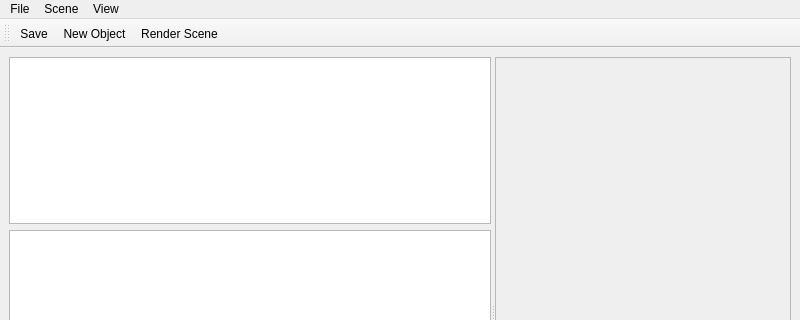
Qt form mainwindow.ui (lilianmallardeau/RayTracerGUI) before a commit; both pictures show x 0 to 800 and y 0 to 320 of the 800 by 600 pixel window.
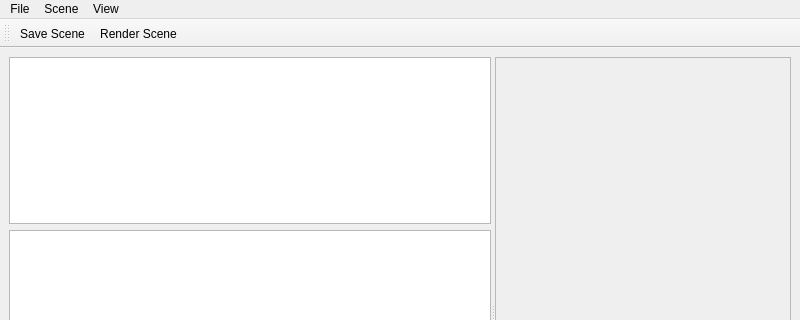
The same form after that commit.

Commit message: Added nested "New object" menu

The edit to the form file:
```diff
--- a/mainwindow.ui
+++ b/mainwindow.ui
@@ -181,7 +181,6 @@
     <bool>false</bool>
    </attribute>
    <addaction name="actionSave"/>
-   <addaction name="actionNew_Object"/>
    <addaction name="actionRender"/>
   </widget>
   <action name="action_New_Project">
@@ -196,7 +195,7 @@
   </action>
   <action name="actionSave">
    <property name="text">
-    <string>Save</string>
+    <string>Save Scene</string>
    </property>
   </action>
   <action name="actionSave_As">
@@ -229,11 +228,6 @@
     <string>Fit Window</string>
    </property>
   </action>
-  <action name="actionNew_Object">
-   <property name="text">
-    <string>New Object</string>
-   </property>
-  </action>
   <action name="actionRender">
    <property name="text">
     <string>Render Scene</string>
```
Left out of the diff: 56 changed lines with no effect on the pictures. The commit also changes 2 other files.
